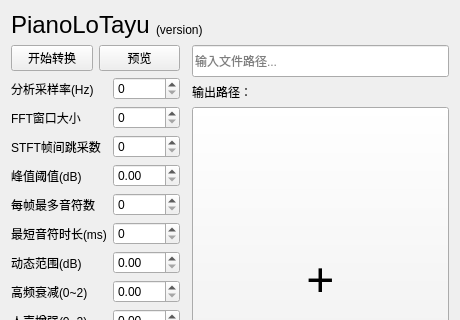
Qt form src/pianolotayu/gui/main.ui (LYXOfficial/PianoLoTayu) before a commit; both pictures show x 0 to 460 and y 0 to 320 of the 460 by 490 pixel window.
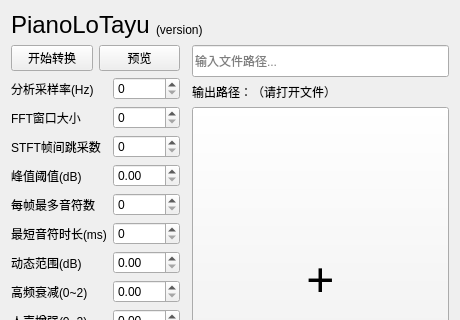
The same form after that commit.

Commit message: feat: convert gui

Diff of the .ui file:
```diff
--- a/src/pianolotayu/gui/main.ui
+++ b/src/pianolotayu/gui/main.ui
@@ -104,7 +104,7 @@
      <item>
       <widget class="QLabel" name="outputLabel">
        <property name="text">
-        <string>输出路径：</string>
+        <string>输出路径：（请打开文件）</string>
        </property>
       </widget>
      </item>
```
The commit also changes 3 other files.
